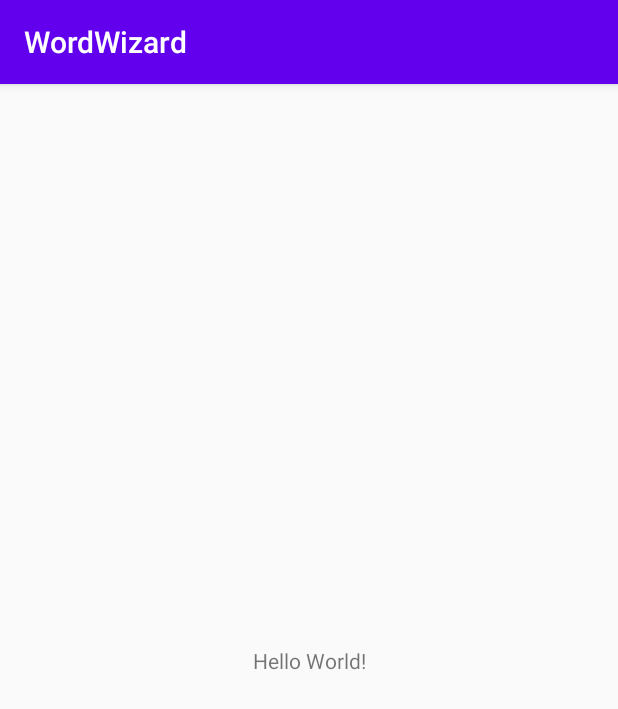
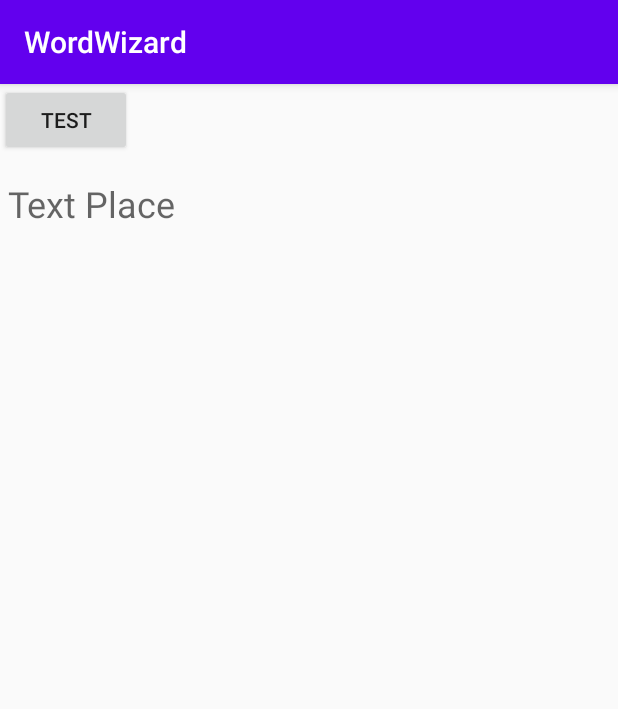
Before and after one commit to jeremyg89/Team-West, an Android app: the screen it shows after launch (MainActivity), on a phone screen of 412 x 824 dp. Shown: the top 709 px of the screen. Run offline under Robolectric (Android 15) with nearby library versions, the light colour scheme and no system bars.

Commit message:
added Dictionary API funcitonality along with word validation check.

```diff
--- a/WordWizard/app/build.gradle
+++ b/WordWizard/app/build.gradle
@@ -31,6 +31,7 @@ dependencies {
     implementation 'androidx.appcompat:appcompat:1.1.0'
     implementation 'androidx.core:core-ktx:1.0.2'
     implementation 'androidx.constraintlayout:constraintlayout:1.1.3'
+
     testImplementation 'junit:junit:4.12'
     androidTestImplementation 'androidx.test.ext:junit:1.1.1'
     androidTestImplementation 'androidx.test.espresso:espresso-core:3.2.0'
--- a/WordWizard/app/src/main/AndroidManifest.xml
+++ b/WordWizard/app/src/main/AndroidManifest.xml
@@ -1,6 +1,8 @@
 <?xml version="1.0" encoding="utf-8"?>
 <manifest xmlns:android="http://schemas.android.com/apk/res/android"
     package="com.example.wordwizard">
+
+    <uses-permission android:name="android.permission.INTERNET"/>
 
     <application
         android:allowBackup="true"
--- /dev/null
+++ b/WordWizard/app/src/main/java/com/example/wordwizard/MainActivity.java
@@ -0,0 +1,38 @@
+package com.example.wordwizard;
+
+import android.os.Bundle;
+import android.view.View;
+import android.widget.Button;
+import android.widget.TextView;
+
+import androidx.appcompat.app.AppCompatActivity;
+
+public class MainActivity extends AppCompatActivity {
+    //created to test connection to API
+    public static TextView dataView;
+    Button click;
+
+@Override
+    protected void onCreate(Bundle savedInstanceState){
+    super.onCreate(savedInstanceState);
+    setContentView(R.layout.activity_main);
+
+    //created to test connection to API
+    click = findViewById(R.id.btnTest);
+    dataView = findViewById(R.id.tvData);
+
+    click.setOnClickListener(new View.OnClickListener() {
+        @Override
+        public void onClick(View view) {
+            new Oxford().execute(dictionaryEntries());
+        }
+    });
+}
+private String dictionaryEntries(){
+    //information to create the connection parameters for the API
+    final String language = "en-us";
+    final String word = "zzs";
+    final String word_id = word.toLowerCase();
+    return "https://od-api.oxforddictionaries.com:443/api/v2/lemmas/" + language + "/" + word_id;
+}
+}
--- a/WordWizard/app/src/main/java/com/example/wordwizard/MainActivity.kt
+++ /dev/null
@@ -1,12 +0,0 @@
-package com.example.wordwizard
-
-import androidx.appcompat.app.AppCompatActivity
-import android.os.Bundle
-
-class MainActivity : AppCompatActivity() {
-
-    override fun onCreate(savedInstanceState: Bundle?) {
-        super.onCreate(savedInstanceState)
-        setContentView(R.layout.activity_main)
-    }
-}
--- a/WordWizard/app/src/main/res/layout/activity_main.xml
+++ b/WordWizard/app/src/main/res/layout/activity_main.xml
@@ -1,18 +1,25 @@
 <?xml version="1.0" encoding="utf-8"?>
-<androidx.constraintlayout.widget.ConstraintLayout xmlns:android="http://schemas.android.com/apk/res/android"
-    xmlns:app="http://schemas.android.com/apk/res-auto"
+<RelativeLayout xmlns:android="http://schemas.android.com/apk/res/android"
     xmlns:tools="http://schemas.android.com/tools"
     android:layout_width="match_parent"
     android:layout_height="match_parent"
-    tools:context=".MainActivity">
-
-    <TextView
-        android:layout_width="wrap_content"
-        android:layout_height="wrap_content"
-        android:text="Hello World!"
-        app:layout_constraintBottom_toBottomOf="parent"
-        app:layout_constraintLeft_toLeftOf="parent"
-        app:layout_constraintRight_toRightOf="parent"
-        app:layout_constraintTop_toTopOf="parent" />
-
-</androidx.constraintlayout.widget.ConstraintLayout>
+    tools:context="com.example.wordwizard.MainActivity">
+<Button
+    android:layout_width="wrap_content"
+    android:layout_height="wrap_content"
+    android:text="Test"
+    android:layout_marginBottom="10dp"
+    android:id="@+id/btnTest"/>
+    <ScrollView
+        android:layout_width="match_parent"
+        android:layout_height="match_parent"
+        android:layout_below="@id/btnTest">
+        <TextView
+            android:layout_width="match_parent"
+            android:layout_height="match_parent"
+            android:id="@+id/tvData"
+            android:padding="5dp"
+            android:textSize="24sp"
+            android:hint="Text Place"/>
+    </ScrollView>
+</RelativeLayout>
```
Also changed, not shown: WordWizard/app/src/main/java/com/example/wordwizard/Oxford.java (added, +61 -0 lines).
